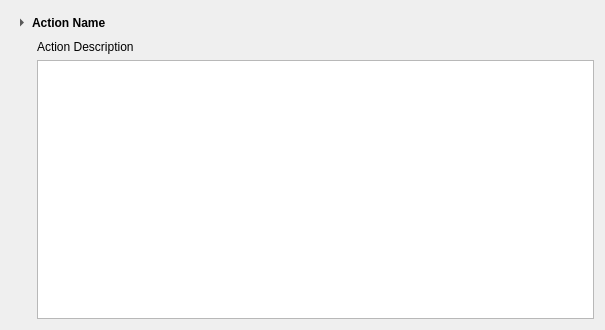
Qt form libs/ui/input/config/kis_input_configuration_page_item.ui (KDE/krita) before a commit.
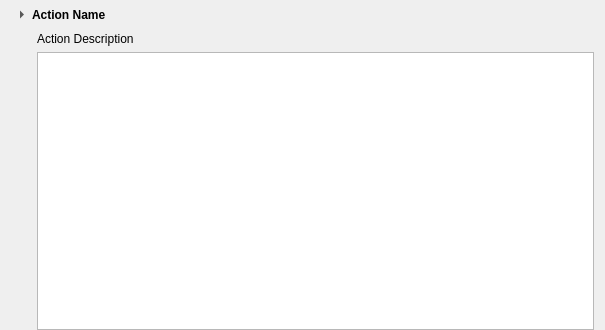
The same form after that commit.

Commit message: Make spacing in canvas input settings consistent.

What changed in the file:
```diff
--- a/libs/ui/input/config/kis_input_configuration_page_item.ui
+++ b/libs/ui/input/config/kis_input_configuration_page_item.ui
@@ -17,6 +17,15 @@
    </sizepolicy>
   </property>
   <layout class="QGridLayout" name="gridLayout">
+   <property name="topMargin">
+    <number>3</number>
+   </property>
+   <property name="bottomMargin">
+    <number>0</number>
+   </property>
+   <property name="spacing">
+    <number>6</number>
+   </property>
    <item row="1" column="1" colspan="2">
     <widget class="QLabel" name="descriptionLabel">
      <property name="text">
```
The commit also changes 2 other files.
